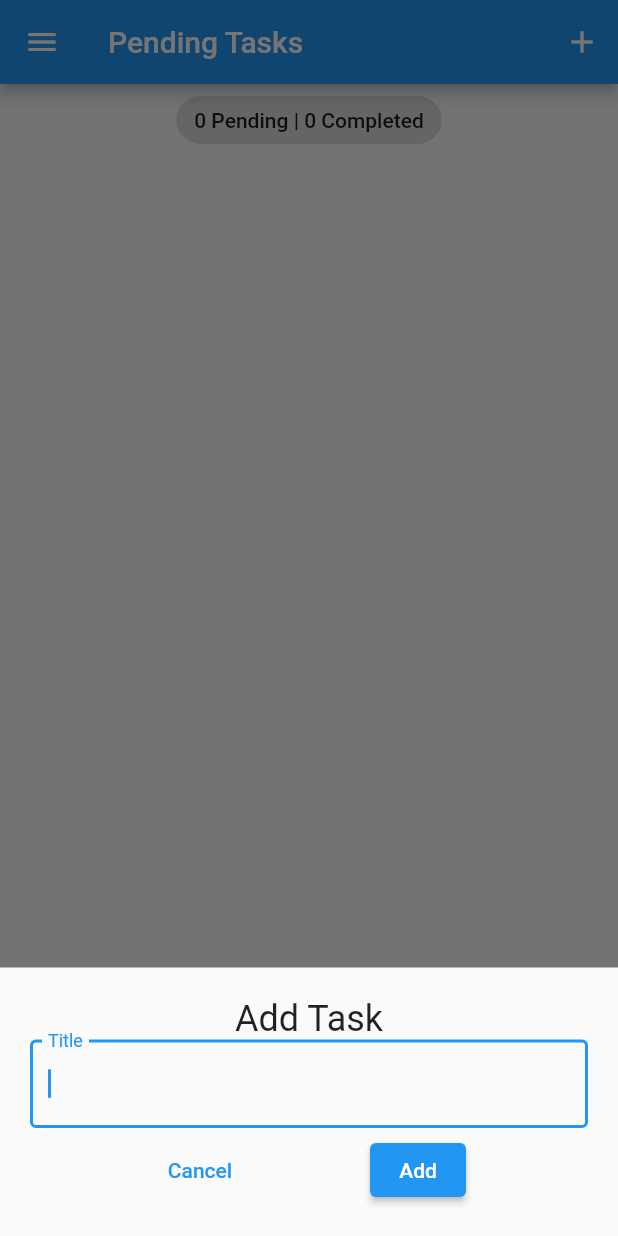
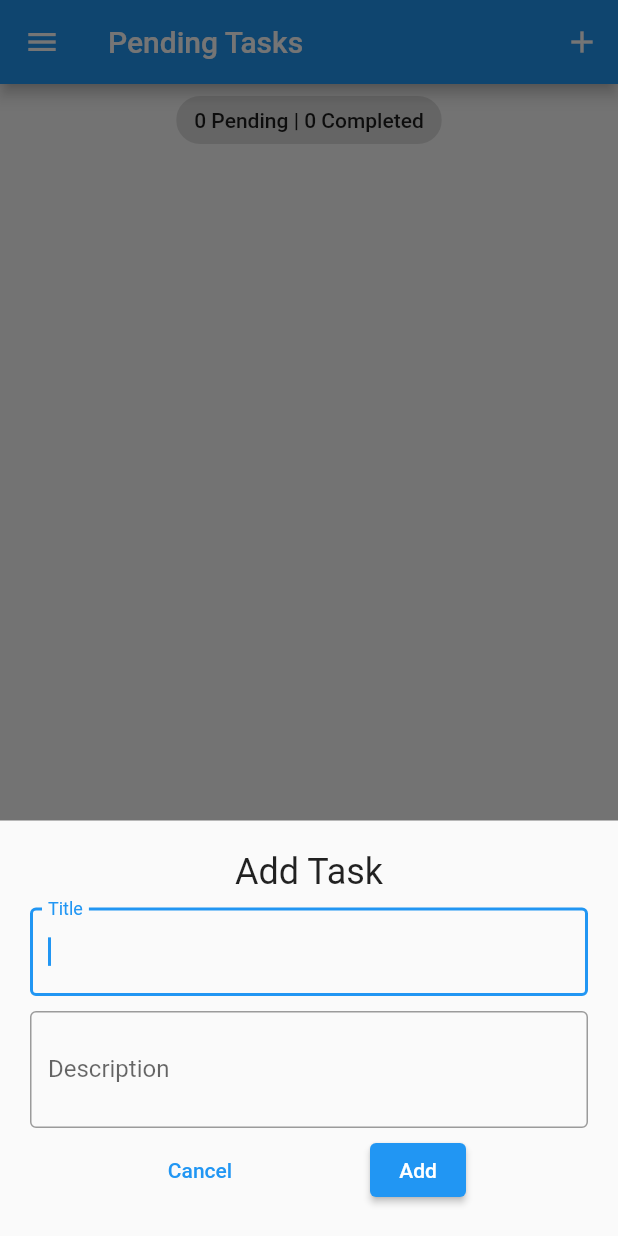
Before and after one commit to Ojuara78/flutter_task, a Flutter app: the DrawerTaskScreen widget shown alone on an empty page, opened directly, after a tap on "Pending Tasks", after a tap on the "add" icon, on a phone screen of 412 x 824 dp. Run offline on Flutter 3.47's test engine with Material 2 defaults, Android fonts, the light colour scheme and no system bars; our stand-ins replace equatable, flutter_bloc, hydrated_bloc.

Commit message:
Quase finalizado, porem com bugs ainda

```diff
--- a/lib/blocs/tasks_bloc/tasks_event.dart
+++ b/lib/blocs/tasks_bloc/tasks_event.dart
@@ -5,12 +5,12 @@ abstract class TasksEvent extends Equatable {
 
   @override
   List<Object> get props => [];
-
 }
 
 class AddTask extends TasksEvent {
   final Task task;
-  const AddTask({ required this.task });
+
+  const AddTask({required this.task});
 
   @override
   List<Object> get props => [task];
@@ -18,7 +18,8 @@ class AddTask extends TasksEvent {
 
 class UpdateTask extends TasksEvent {
   final Task task;
-  const UpdateTask({ required this.task });
+
+  const UpdateTask({required this.task});
 
   @override
   List<Object> get props => [task];
@@ -26,7 +27,8 @@ class UpdateTask extends TasksEvent {
 
 class RemoveTask extends TasksEvent {
   final Task task;
-  const RemoveTask({ required this.task });
+
+  const RemoveTask({required this.task});
 
   @override
   List<Object> get props => [task];
@@ -34,8 +36,43 @@ class RemoveTask extends TasksEvent {
 
 class DeleteTask extends TasksEvent {
   final Task task;
-  const DeleteTask({ required this.task });
+
+  const DeleteTask({required this.task});
 
   @override
   List<Object> get props => [task];
 }
+
+class EditTask extends TasksEvent {
+  final Task oldTask;
+  final Task newTask;
+
+  const EditTask({
+    required this.oldTask,
+    required this.newTask,
+  });
+
+  @override
+  List<Object> get props => [oldTask,newTask];
+}
+
+class MarkFavoriteOrUnfavoriteTask extends TasksEvent {
+  final Task task;
+
+  const MarkFavoriteOrUnfavoriteTask({required this.task});
+
+  @override
+  List<Object> get props => [task];
+}
+
+class RestoreTask extends TasksEvent {
+  final Task task;
+  const RestoreTask({
+    required this.task,
+  });
+
+  @override
+  List<Object> get props => [task];
+}
+
+class DeleteAllTasks extends TasksEvent { }
--- a/lib/main.dart
+++ b/lib/main.dart
@@ -1,7 +1,6 @@
 import 'package:flutter/material.dart';
 import 'package:path_provider/path_provider.dart';
 import 'package:tasks_bloc/screen/tabs_screen.dart';
-import 'package:tasks_bloc/screen/peding_task_screen.dart';
 import 'package:tasks_bloc/blocs/block_exports.dart';
 import 'package:tasks_bloc/services/app_router.dart';
 import 'package:tasks_bloc/services/app_theme.dart';
--- a/lib/models/task.dart
+++ b/lib/models/task.dart
@@ -4,25 +4,35 @@ class Task extends Equatable {
 
   final String id;
   final String title;
+  final String description;
+  final String date;
   bool? isDone;
   bool? isDeleted;
+  bool? isFavorite;
 
-  Task({required this.title,required this.id, this.isDone, this.isDeleted}) {
+  Task({required this.title,required this.description, required this.id, this.isDone, this.isDeleted, this.isFavorite, required this.date,}) {
     isDone = isDone ?? false;
     isDeleted = isDeleted ?? false;
+    isDeleted = isFavorite ?? false;
   }
 
   Task copyWith({
     String? id,
     String? title,
+    String? description,
+    String? date,
     bool? isDone,
     bool? isDeleted,
+    bool? isFavorite,
   }) {
     return Task(
       id: id ?? this.id,
       title: title ?? this.title,
+      description: description ?? this.description,
+      date: date ?? this.date,
       isDone: isDone ?? this.isDone,
       isDeleted: isDeleted ?? this.isDeleted,
+      isFavorite: isFavorite ?? this.isFavorite,
     );
   }
 
@@ -30,8 +40,11 @@ class Task extends Equatable {
     return {
       'id': this.id,
       'title': this.title,
+      'description': this.description,
+      'date': this.date,
       'isDone': this.isDone,
       'isDeleted': this.isDeleted,
+      'isFavorite': this.isFavorite,
     };
   }
 
@@ -39,8 +52,11 @@ class Task extends Equatable {
     return Task(
       id: map['id'] as String,
       title: map['title'] as String,
+      description: map['description'] as String,
+      date: map['date'] as String,
       isDone: map['isDone'] as bool,
       isDeleted: map['isDeleted'] as bool,
+      isFavorite: map['isFavorite'] as bool,
     );
   }
 
@@ -48,8 +64,11 @@ class Task extends Equatable {
   List<Object?> get props => [
     id,
     title,
+    description,
+    date,
     isDone,
-    isDeleted
+    isDeleted,
+    isFavorite
   ];
 
 }
--- a/lib/widgets/add_task_screen.dart
+++ b/lib/screen/add_task_screen.dart
@@ -10,6 +10,7 @@ class AddTaskScreen extends StatelessWidget {
   Widget build(BuildContext context) {
 
     TextEditingController titleController = TextEditingController();
+    TextEditingController titleDescription = TextEditingController();
 
     return Container(
       padding: const EdgeInsets.all(20),
@@ -21,11 +22,24 @@ class AddTaskScreen extends StatelessWidget {
               fontSize: 24,
             ),
           ),
+          Padding(
+            padding: const EdgeInsets.only(top: 10, bottom: 10),
+            child: TextField(
+              autofocus: true,
+              controller: titleController,
+              decoration: const InputDecoration(
+                label: Text('Title'),
+                border: OutlineInputBorder(),
+              ),
+            ),
+          ),
           TextField(
-            autofocus: true,
-            controller: titleController,
+            autofocus: false,
+            controller: titleDescription,
+            minLines: 2,
+            maxLines: 5,
             decoration: const InputDecoration(
-              label: Text('Title'),
+              label: Text('Description'),
               border: OutlineInputBorder(),
             ),
           ),
@@ -41,7 +55,9 @@ class AddTaskScreen extends StatelessWidget {
                 onPressed: () {
                   var task = Task(
                     title: titleController.text,
+                    description: titleDescription.text,
                     id: GUIDGen.generate(),
+                    date: DateTime.now().toString(),
                   );
                   context.read<TasksBloc>().add(AddTask(task: task));
                   Navigator.pop(context);
--- a/lib/screen/drawer_task_screen.dart
+++ b/lib/screen/drawer_task_screen.dart
@@ -53,16 +53,25 @@ class DrawerTaskScreen extends StatelessWidget {
             const Divider(),
             BlocBuilder<SwitchBloc, SwitchState>(
               builder: (context, state) {
-                return Switch(
-                  value: state.switchValue,
-                  onChanged: (newValue) {
-                    newValue
-                        ? context.read<SwitchBloc>().add(SwitchOnEvent())
-                        : context.read<SwitchBloc>().add(SwitchOffEvent());
-                  },
+                return Padding(
+                  padding: const EdgeInsets.symmetric(horizontal: 16, vertical: 8),
+                  child: Row(
+                    mainAxisAlignment: MainAxisAlignment.spaceBetween,
+                    children: [
+                      const Text('DarkMode: '),
+                      Switch(
+                        value: state.switchValue,
+                        onChanged: (newValue) {
+                          newValue
+                              ? context.read<SwitchBloc>().add(SwitchOnEvent())
+                              : context.read<SwitchBloc>().add(SwitchOffEvent());
+                        },),
+                    ],
+                  ),
                 );
               },
             ),
+            const Divider(),
           ],
         ),
       ),
--- a/lib/screen/tabs_screen.dart
+++ b/lib/screen/tabs_screen.dart
@@ -2,7 +2,7 @@ import 'package:flutter/material.dart';
 import 'package:tasks_bloc/screen/drawer_task_screen.dart';
 import 'package:tasks_bloc/screen/peding_task_screen.dart';
 
-import '../widgets/add_task_screen.dart';
+import 'add_task_screen.dart';
 import 'completed_task_screen.dart';
 import 'favorite_task_screen.dart';
 
@@ -27,6 +27,7 @@ class _TabsScreenState extends State<TabsScreen> {
   _addTask(BuildContext context) {
     showModalBottomSheet(
       context: context,
+      isScrollControlled: true,
       builder: (context) => SingleChildScrollView(
         child: Container(
           padding:
--- a/lib/services/app_router.dart
+++ b/lib/services/app_router.dart
@@ -1,7 +1,6 @@
 import 'package:flutter/material.dart';
 import 'package:tasks_bloc/screen/recyle_bin_screen.dart';
 import 'package:tasks_bloc/screen/tabs_screen.dart';
-import 'package:tasks_bloc/screen/peding_task_screen.dart';
 
 class AppRouter {
   Route? onGenerateRoute(RouteSettings routeSettings) {
--- a/lib/widgets/tasks_list.dart
+++ b/lib/widgets/tasks_list.dart
@@ -1,5 +1,5 @@
 import 'package:flutter/material.dart';
-import 'package:tasks_bloc/blocs/block_exports.dart';
+import 'package:tasks_bloc/widgets/task_tile.dart';
 import '../models/task.dart';
 
 class TasksList extends StatelessWidget {
@@ -7,37 +7,51 @@ class TasksList extends StatelessWidget {
 
   final List<Task> tasksList;
 
-  void _removeOrDeleteTask(BuildContext context, Task task) {
-    task.isDeleted!
-        ? context.read<TasksBloc>().add(DeleteTask(task: task))
-        : context.read<TasksBloc>().add(RemoveTask(task: task));
-  }
-
   @override
   Widget build(BuildContext context) {
     return Expanded(
-      child: ListView.builder(
-        itemCount: tasksList.length,
-        itemBuilder: (context, index) {
-          var task = tasksList[index];
-          return ListTile(
-            title: Text(
-              task.title,
-              style: TextStyle(
-                  decoration: task.isDone! ? TextDecoration.lineThrough : null),
-            ),
-            trailing: Checkbox(
-              value: task.isDone,
-              onChanged: task.isDeleted == false
-                  ? (value) {
-                      context.read<TasksBloc>().add(UpdateTask(task: task));
-                    }
-                  : null,
-            ),
-            onLongPress: () => _removeOrDeleteTask(context, task),
-          );
-        },
+      child: SingleChildScrollView(
+        child: ExpansionPanelList.radio(
+          children: tasksList
+              .map(
+                (task) => ExpansionPanelRadio(
+                  value: task.id,
+                  headerBuilder: (context, isOpen) => TaskTile(task: task),
+                  body: ListTile(
+                    title: SelectableText.rich(
+                      TextSpan(children: [
+                        const TextSpan(
+                          text: 'Text:\n',
+                          style: TextStyle(
+                            fontWeight: FontWeight.bold,
+                          ),
+                        ),
+                        TextSpan(text: task.title),
+                        const TextSpan(
+                          text: '\n\nDescription:\n',
+                          style: TextStyle(
+                            fontWeight: FontWeight.bold,
+                          ),
+                        ),
+                        TextSpan(text: task.description),
+                      ]),
+                    ),
+                  ),
+                ),
+              )
+              .toList(),
+        ),
       ),
     );
   }
 }
+
+// Expanded(
+// child: ListView.builder(
+// itemCount: tasksList.length,
+// itemBuilder: (context, index) {
+// var task = tasksList[index];
+// return TaskTile(task: task);
+// },
+// ),
+// );
--- a/pubspec.yaml
+++ b/pubspec.yaml
@@ -41,6 +41,7 @@ dependencies:
   flutter_bloc: ^8.1.1
   hydrated_bloc: ^8.1.0
   path_provider: ^2.0.11
+  intl: ^0.17.0
 
 dev_dependencies:
   flutter_test:
```
Also changed, not shown: lib/blocs/tasks_bloc/tasks_bloc.dart (+98 -0 lines), lib/screen/edit_task_screen.dart (added, +77 -0 lines), lib/screen/recyle_bin_screen.dart (+12 -4 lines), lib/widgets/popup_menu.dart (added, +72 -0 lines), lib/widgets/task_tile.dart (added, +121 -0 lines), pubspec.lock.
